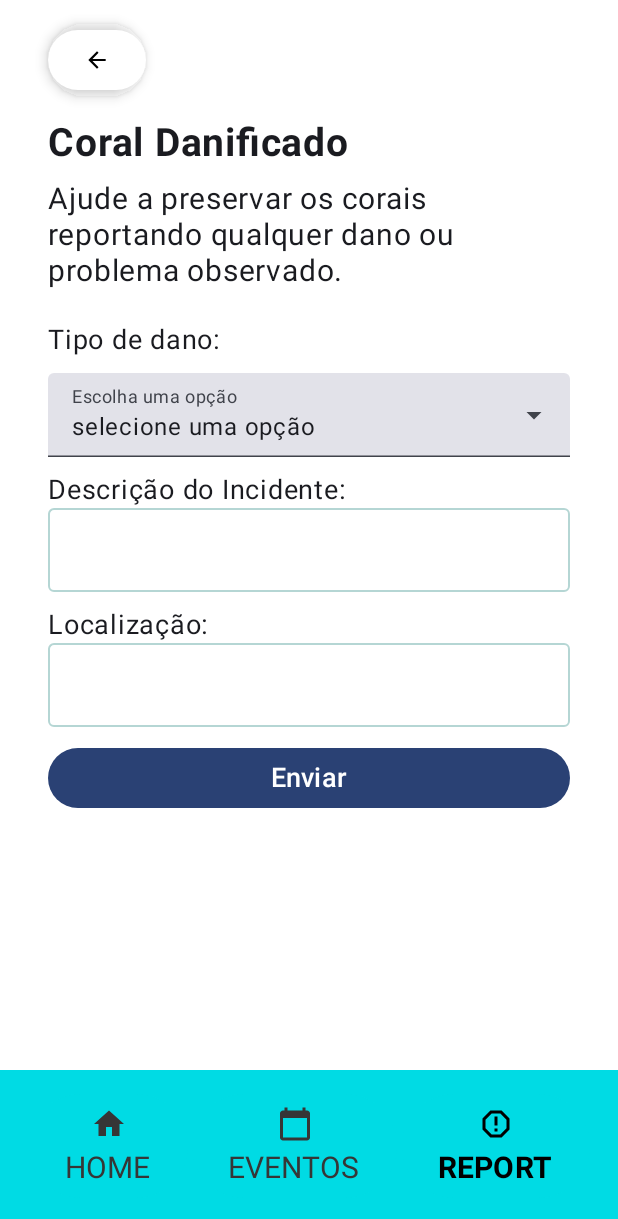
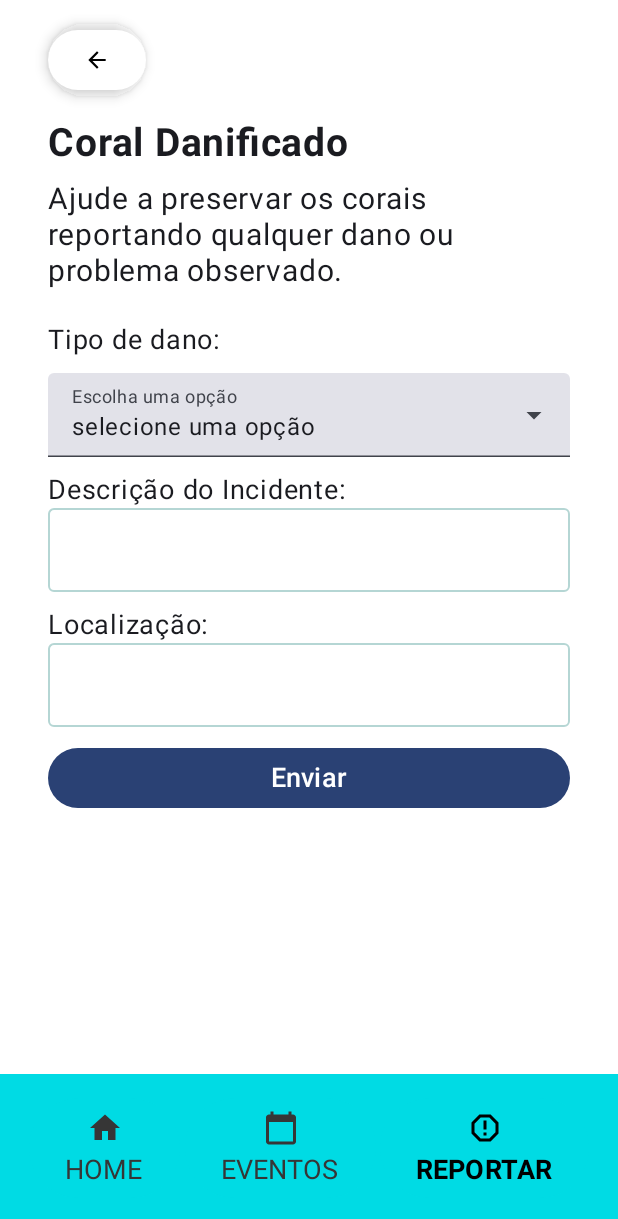
Before and after one commit to schin0/MarEco, an Android app built with Jetpack Compose: the screen it shows after launch (MainActivity), after a tap on "Coral Danificado", on a phone screen of 412 x 824 dp. Shown: the top 1219 px of the screen. Run offline under Robolectric (Android 15) with nearby library versions, the phone set to English and light mode, and no system bars.

Commit message:
Ajustar rotas

```diff
--- a/frontend/app/src/main/java/br/com/fiap/mareco/MainActivity.kt
+++ b/frontend/app/src/main/java/br/com/fiap/mareco/MainActivity.kt
@@ -35,7 +35,7 @@ class MainActivity : ComponentActivity() {
 
                     NavHost(
                         navController = navController,
-                        startDestination = "report",
+                        startDestination = "reportar",
                         modifier = Modifier
                             .background(colorResource(id = R.color.branco))
                     ) {
@@ -51,11 +51,11 @@ class MainActivity : ComponentActivity() {
                             VoluntarioScreen(navController)
                         }
 
-                        composable("report") {
+                        composable("reportar") {
                             ReporteInicialScreen(navController)
                         }
 
-                        composable("report/coral") {
+                        composable("reportar/coral") {
                             CoralReporteScreen(navController)
                         }
 
--- a/frontend/app/src/main/java/br/com/fiap/mareco/components/BotaoMenuComponente.kt
+++ b/frontend/app/src/main/java/br/com/fiap/mareco/components/BotaoMenuComponente.kt
@@ -36,7 +36,7 @@ fun BotaoMenuComponente(item: MenuItem, selecionado: Boolean, navController: Nav
 
             Text(
                 text = item.nome,
-                fontSize = 20.sp,
+                fontSize = 18.sp,
                 color = if (selecionado) Color.Black else colorResource(
                     id = R.color.cinza
                 ),
--- a/frontend/app/src/main/java/br/com/fiap/mareco/screens/CoralReporteScreen.kt
+++ b/frontend/app/src/main/java/br/com/fiap/mareco/screens/CoralReporteScreen.kt
@@ -3,14 +3,12 @@ package br.com.fiap.mareco.screens
 import android.util.Log
 import android.widget.Toast
 import androidx.compose.foundation.Image
-import androidx.compose.foundation.background
 import androidx.compose.foundation.layout.Arrangement
 import androidx.compose.foundation.layout.Column
 import androidx.compose.foundation.layout.Spacer
 import androidx.compose.foundation.layout.fillMaxWidth
 import androidx.compose.foundation.layout.height
 import androidx.compose.foundation.layout.padding
-import androidx.compose.foundation.layout.size
 import androidx.compose.foundation.layout.width
 import androidx.compose.foundation.shape.CircleShape
 import androidx.compose.material.icons.Icons
@@ -75,7 +73,7 @@ fun CoralReporteScreen(navController: NavController) {
 
     ) {
         Button(
-            onClick = { navController.navigate("report") },
+            onClick = { navController.navigate("reportar") },
             modifier = Modifier
                 .padding(top = 16.dp, start = 0.dp)
                 .width(65.dp)
@@ -208,10 +206,8 @@ fun CoralReporteScreen(navController: NavController) {
             }, modifier = Modifier.fillMaxWidth()) {
                 Text(text = "Enviar", fontSize = 18.sp)
             }
-
         }
-
     }
 
-    MenuScreen(navController, itemSelecionado = "REPORT")
+    MenuScreen(navController, itemSelecionado = "REPORTAR")
 }
--- a/frontend/app/src/main/java/br/com/fiap/mareco/screens/MenuScreen.kt
+++ b/frontend/app/src/main/java/br/com/fiap/mareco/screens/MenuScreen.kt
@@ -45,10 +45,10 @@ fun MenuScreen(navController: NavController, itemSelecionado: String) {
                     "Eventos"
                 ),
                 MenuItem(
-                    "REPORT",
+                    "REPORTAR",
                     R.drawable.baseline_report_gmailerrorred_24_gray,
                     R.drawable.baseline_report_gmailerrorred_24,
-                    "Report"
+                    "Reportar"
                 )
             )
 
--- a/frontend/app/src/main/java/br/com/fiap/mareco/screens/ReporteInicialScreen.kt
+++ b/frontend/app/src/main/java/br/com/fiap/mareco/screens/ReporteInicialScreen.kt
@@ -91,7 +91,7 @@ fun ReporteInicialScreen(navController: NavController) {
                         .padding(horizontal = 25.dp)
                         .padding(vertical = 5.dp),
                     onClick = {
-                        navController.navigate("report/coral")
+                        navController.navigate("reportar/coral")
                     },
                     colors = ButtonDefaults.buttonColors(
                         contentColor = Color.Black,
@@ -192,5 +192,4 @@ fun ReporteInicialScreen(navController: NavController) {
     }
 
     MenuScreen(navController, itemSelecionado = "REPORT")
-
 }
--- a/frontend/app/src/main/java/br/com/fiap/mareco/screens/registros/VoluntarioScreen.kt
+++ b/frontend/app/src/main/java/br/com/fiap/mareco/screens/registros/VoluntarioScreen.kt
@@ -14,7 +14,6 @@ import androidx.compose.foundation.layout.padding
 import androidx.compose.material3.OutlinedTextField
 import androidx.compose.material3.OutlinedTextFieldDefaults
 import androidx.compose.material3.Text
-import androidx.compose.material3.TextField
 import androidx.compose.runtime.Composable
 import androidx.compose.runtime.getValue
 import androidx.compose.runtime.mutableStateOf
@@ -29,16 +28,13 @@ import androidx.compose.ui.platform.LocalContext
 import androidx.compose.ui.text.TextStyle
 import androidx.compose.ui.text.font.FontWeight
 import androidx.compose.ui.text.style.TextDecoration
-import androidx.compose.ui.tooling.preview.Preview
 import androidx.compose.ui.unit.dp
 import androidx.compose.ui.unit.sp
 import androidx.navigation.NavController
 import br.com.fiap.mareco.components.BotaoComGradienteComponent
 import br.com.fiap.mareco.components.TelaInicialComponent
 import br.com.fiap.mareco.factories.RetrofitFactoryRegistro
-import br.com.fiap.mareco.factories.RetrofitFactoryReporte
 import br.com.fiap.mareco.model.Registro
-import br.com.fiap.mareco.model.Reporte
 import br.com.fiap.mareco.util.enum.TipoUsuario
 import retrofit2.Call
 import retrofit2.Callback
```
